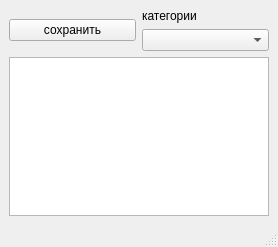
Above: edit/edit_window.ui from Dragonfly774/daily before the change. Below: the same form after it.
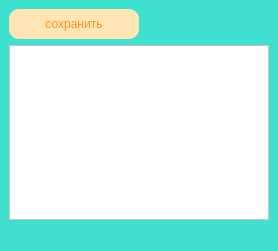
That is the form after the change.

```diff
--- a/edit/edit_window.ui
+++ b/edit/edit_window.ui
@@ -7,33 +7,40 @@
     <x>0</x>
     <y>0</y>
     <width>278</width>
-    <height>247</height>
+    <height>251</height>
    </rect>
   </property>
   <property name="windowTitle">
    <string>Редактирование</string>
   </property>
+  <property name="styleSheet">
+   <string notr="true">background-color: #40E0D0</string>
+  </property>
   <widget class="QWidget" name="centralwidget">
    <layout class="QGridLayout" name="gridLayout">
-    <item row="1" column="1">
-     <widget class="QComboBox" name="comboBox"/>
-    </item>
-    <item row="0" column="1">
-     <widget class="QLabel" name="label">
-      <property name="text">
-       <string>категории</string>
-      </property>
-     </widget>
-    </item>
-    <item row="0" column="0" rowspan="2">
+    <item row="0" column="0">
      <widget class="QPushButton" name="pushButton">
+      <property name="styleSheet">
+       <string notr="true">color: #ff9218;
+background-color: #ffe5b4;
+text-align: center;
+border-radius: 10px;
+border: none;
+box-shadow: 0 0 10px 5px rgba(221, 221, 221, 1);
+width: 130px;
+height: 30px;</string>
+      </property>
       <property name="text">
        <string>сохранить</string>
       </property>
      </widget>
     </item>
-    <item row="2" column="0" colspan="2">
-     <widget class="QTextEdit" name="textEdit"/>
+    <item row="1" column="0" colspan="2">
+     <widget class="QTextEdit" name="textEdit">
+      <property name="styleSheet">
+       <string notr="true">background-color: #ffffff</string>
+      </property>
+     </widget>
     </item>
    </layout>
   </widget>
```
Left out of the diff: 10 changed lines with no effect on the pictures.
